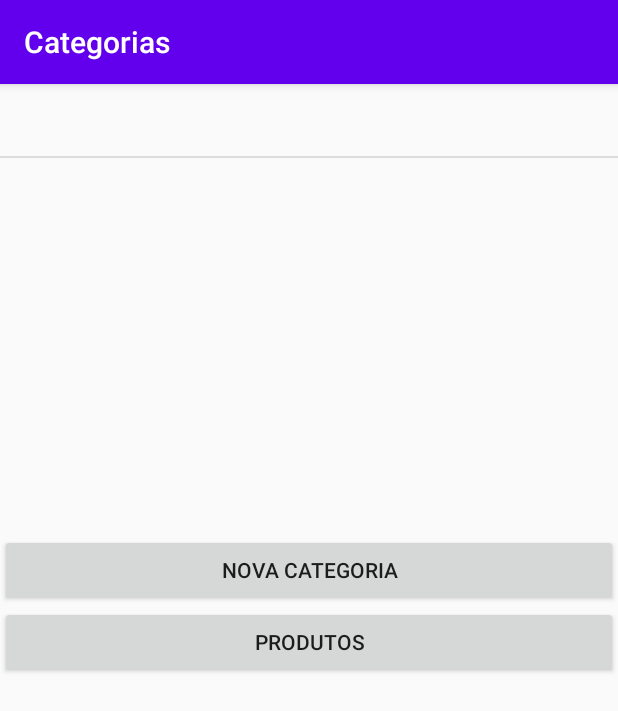
After one commit to Evandro-Alves-Dev/Android_Cadastro_De_Produto, an Android app: the ListaCategoriaActivity screen opened directly, with no data from a screen before it, on a phone screen of 412 x 824 dp. The commit adds this screen. Shown: the top 711 px of the screen. Run offline under Robolectric (Android 15) with nearby library versions, the phone set to English and light mode, and no system bars.

```diff
--- a/app/src/main/AndroidManifest.xml
+++ b/app/src/main/AndroidManifest.xml
@@ -9,7 +9,9 @@
         android:roundIcon="@mipmap/ic_launcher_round"
         android:supportsRtl="true"
         android:theme="@style/AppTheme">
-        <activity android:name=".CadastroProdutoActivity"></activity>
+        <activity android:name=".CadastroCategoriaActivity"></activity>
+        <activity android:name=".ListaCategoriaActivity" />
+        <activity android:name=".CadastroProdutoActivity" />
         <activity android:name=".MainActivity">
             <intent-filter>
                 <action android:name="android.intent.action.MAIN" />
--- /dev/null
+++ b/app/src/main/java/br/com/projeto1/ListaCategoriaActivity.java
@@ -0,0 +1,66 @@
+package br.com.projeto1;
+
+import android.content.Intent;
+import android.os.Bundle;
+import android.view.View;
+import android.widget.AdapterView;
+import android.widget.ArrayAdapter;
+import android.widget.ListView;
+
+import androidx.annotation.Nullable;
+import androidx.appcompat.app.AppCompatActivity;
+
+import br.com.projeto1.database.CategoriaDAO;
+import br.com.projeto1.modelo.Categoria;
+
+public class ListaCategoriaActivity extends AppCompatActivity {
+
+    private ListView listViewCategorias;
+    private ArrayAdapter<Categoria> adapterCategorias;
+
+    private int id = 0;
+
+    @Override
+    protected void onCreate(Bundle savedInstanceState) {
+        super.onCreate(savedInstanceState);
+        setContentView(R.layout.activity_listar_categorias);
+        setTitle("Categorias");
+        listViewCategorias = findViewById(R.id.lv_categorias);
+        definirOnclickListenerListView();
+    }
+
+    @Override
+    protected void onResume() {
+        super.onResume();
+        CategoriaDAO categoriaDAO = new CategoriaDAO(getBaseContext());
+        adapterCategorias = new ArrayAdapter<Categoria>(ListaCategoriaActivity.this,
+                android.R.layout.simple_list_item_1,
+                categoriaDAO.listar());
+        listViewCategorias.setAdapter(adapterCategorias);
+    }
+
+    private void definirOnclickListenerListView() {
+        listViewCategorias.setOnItemClickListener(new AdapterView.OnItemClickListener() {
+            @Override
+            public void onItemClick(AdapterView<?> parent, View view, int position, long id) {
+                Categoria categoriaClicada = adapterCategorias.getItem(position);
+                Intent intent = new Intent(ListaCategoriaActivity.this, CadastroCategoriaActivity.class);
+                intent.putExtra("categoriaEdicao", categoriaClicada);
+                startActivity(intent);
+            }
+        });
+    }
+
+    public void onClickNovaCategoria(View v) {
+        Intent intent = new Intent(ListaCategoriaActivity. this, CadastroCategoriaActivity.class);
+        startActivity(intent);
+    }
+
+    public void onClickProdutos(View v) {
+        Intent intent = new Intent(ListaCategoriaActivity.this, MainActivity.class);
+        startActivity(intent);
+        finish();
+    }
+
+
+}
--- /dev/null
+++ b/app/src/main/java/br/com/projeto1/database/CategoriaDAO.java
@@ -0,0 +1,48 @@
+package br.com.projeto1.database;
+
+import android.content.ContentValues;
+import android.content.Context;
+import android.database.Cursor;
+
+import java.util.ArrayList;
+import java.util.List;
+
+import br.com.projeto1.database.entity.CategoriaEntity;
+import br.com.projeto1.modelo.Categoria;
+
+public class CategoriaDAO {
+
+    private final String SQL_LISTAR_TODOS = "SELECT * FROM " + CategoriaEntity.TABLE_NAME;
+    private DBGateway dbGateway;
+
+    public CategoriaDAO(Context context) {
+        dbGateway = DBGateway.getInstance(context);
+    }
+
+    public boolean salvar(Categoria categoria) {
+        ContentValues contentValues = new ContentValues();
+        contentValues.put(CategoriaEntity.COLUMN_NAME_DESCRICAO, categoria.getDescricao());
+        if (categoria.getId() > 0) {
+            return dbGateway.getDatabase().update(CategoriaEntity.TABLE_NAME,
+                    contentValues,
+                    CategoriaEntity._ID + "=?",
+                    new String[]{String.valueOf(categoria.getId())}) > 0;
+        }
+        return dbGateway.getDatabase().insert(CategoriaEntity.TABLE_NAME,
+                null,
+                contentValues) > 0;
+    }
+
+    public List<Categoria> listar() {
+        List<Categoria> categorias = new ArrayList<>();
+        Cursor cursor = dbGateway.getDatabase().rawQuery(SQL_LISTAR_TODOS,
+                null);
+        while (cursor.moveToNext()) {
+            int id = cursor.getInt(cursor.getColumnIndex(CategoriaEntity._ID));
+            String descricao = cursor.getString(cursor.getColumnIndex(CategoriaEntity.COLUMN_NAME_DESCRICAO));
+            categorias.add(new Categoria(id, descricao));
+        }
+        cursor.close();
+        return categorias;
+    }
+}
--- a/app/src/main/java/br/com/projeto1/database/contratc/ProdutoContract.java
+++ b/app/src/main/java/br/com/projeto1/database/contratc/ProdutoContract.java
@@ -1,5 +1,6 @@
 package br.com.projeto1.database.contratc;
 
+import br.com.projeto1.database.entity.CategoriaEntity;
 import br.com.projeto1.database.entity.ProdutoEntity;
 
 public final class ProdutoContract {
@@ -10,7 +11,10 @@ public final class ProdutoContract {
         return "CREATE TABLE " + ProdutoEntity.TABLE_NAME + " (" +
                 ProdutoEntity._ID + " INTEGER PRIMARY KEY," +
                 ProdutoEntity.COLUMN_NAME_NOME + " TEXT," +
-                ProdutoEntity.COLUMN_NAME_VALOR + " REAL)";
+                ProdutoEntity.COLUMN_NAME_VALOR + " REAL," +
+                ProdutoEntity.COLUMN_NAME_ID_CATEGORIA + " INTEGER," +
+                "FOREIGN KEY (" + ProdutoEntity.COLUMN_NAME_ID_CATEGORIA + ") REFERENCES " +
+                CategoriaEntity.TABLE_NAME + "(" + CategoriaEntity._ID + "))";
 
     }
 
--- a/app/src/main/java/br/com/projeto1/database/entity/ProdutoEntity.java
+++ b/app/src/main/java/br/com/projeto1/database/entity/ProdutoEntity.java
@@ -9,4 +9,5 @@ public final class ProdutoEntity implements BaseColumns {
     public static final String TABLE_NAME = "produto";
     public static final String COLUMN_NAME_NOME = "nome";
     public static final String COLUMN_NAME_VALOR = "valor";
+    public static final String COLUMN_NAME_ID_CATEGORIA = "idcategoria";
 }
--- /dev/null
+++ b/app/src/main/java/br/com/projeto1/modelo/Categoria.java
@@ -0,0 +1,35 @@
+package br.com.projeto1.modelo;
+
+import java.io.Serializable;
+
+public class Categoria implements Serializable {
+
+    private int id;
+    private String descricao;
+
+    public Categoria(int id, String descricao) {
+        this.id = id;
+        this.descricao = descricao;
+    }
+
+    public int getId() {
+        return id;
+    }
+
+    public void setId(int id) {
+        this.id = id;
+    }
+
+    public String getDescricao() {
+        return descricao;
+    }
+
+    public void setDescricao(String descricao) {
+        this.descricao = descricao;
+    }
+
+    @Override
+    public String toString() {
+        return this.descricao;
+    }
+}
--- /dev/null
+++ b/app/src/main/res/layout/activity_listar_categorias.xml
@@ -0,0 +1,30 @@
+<?xml version="1.0" encoding="utf-8"?>
+<LinearLayout xmlns:android="http://schemas.android.com/apk/res/android"
+    xmlns:app="http://schemas.android.com/apk/res-auto"
+    android:id="@+id/bt_novaCategoria"
+    android:layout_width="match_parent"
+    android:layout_height="wrap_content"
+    android:orientation="vertical">
+
+    <ListView
+        android:id="@+id/lv_categorias"
+        android:layout_width="match_parent"
+        android:layout_height="300dp">
+
+    </ListView>
+
+    <Button
+        android:id="@+id/btn_novaCategoria"
+        android:layout_width="match_parent"
+        android:layout_height="wrap_content"
+        android:onClick="onClickNovaCategoria"
+        android:text="Nova Categoria" />
+
+    <Button
+        android:id="@+id/bt_produtos"
+        android:layout_width="match_parent"
+        android:layout_height="wrap_content"
+        android:onClick="onClickProdutos"
+        android:text="Produtos" />
+
+</LinearLayout>
--- a/build.gradle
+++ b/build.gradle
@@ -5,7 +5,7 @@ buildscript {
         jcenter()
     }
     dependencies {
-        classpath "com.android.tools.build:gradle:4.0.1"
+        classpath 'com.android.tools.build:gradle:4.1.0'
 
         // NOTE: Do not place your application dependencies here; they belong
         // in the individual module build.gradle files
```
Also changed, not shown: app/src/main/java/br/com/projeto1/CadastroCategoriaActivity.java (added, +52 -0 lines), app/src/main/java/br/com/projeto1/CadastroProdutoActivity.java (+33 -3 lines), app/src/main/java/br/com/projeto1/MainActivity.java (+6 -8 lines), app/src/main/java/br/com/projeto1/database/DatabaseDBHelper.java (+6 -2 lines), app/src/main/java/br/com/projeto1/database/ProdutoDAO.java (+12 -2 lines), app/src/main/java/br/com/projeto1/database/contratc/CategoriaContract.java (added, +18 -0 lines), app/src/main/java/br/com/projeto1/database/entity/CategoriaEntity.java (added, +11 -0 lines), app/src/main/java/br/com/projeto1/modelo/Produto.java (+12 -2 lines), app/src/main/res/layout/activity_cadastro_categoria.xml (added, +42 -0 lines), app/src/main/res/layout/activity_cadastro_produto.xml (+13 -2 lines), app/src/main/res/layout/activity_main.xml (+8 -1 lines), gradle/wrapper/gradle-wrapper.properties.
